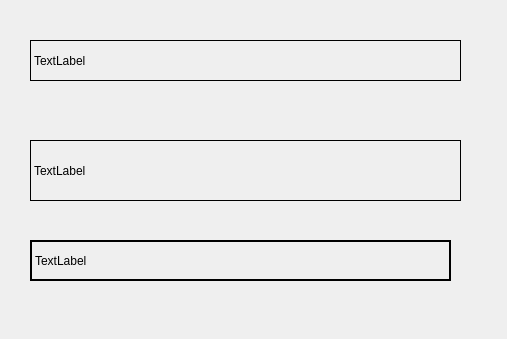
The window that 025_Qt_Event/widget.ui (NekoSilverFox/Qt) describes before a commit, drawn with Qt 5.
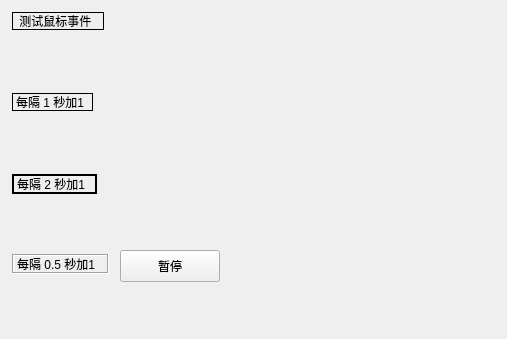
The same window after the commit. Custom widgets are drawn as their Qt base class.

Commit message: 增加 定时器的第二种方式

Diff of the .ui file:
```diff
--- a/025_Qt_Event/widget.ui
+++ b/025_Qt_Event/widget.ui
@@ -16,49 +16,81 @@
   <widget class="MyLabel" name="label">
    <property name="geometry">
     <rect>
-     <x>30</x>
-     <y>40</y>
-     <width>431</width>
-     <height>41</height>
+     <x>12</x>
+     <y>12</y>
+     <width>92</width>
+     <height>18</height>
     </rect>
    </property>
    <property name="frameShape">
     <enum>QFrame::Box</enum>
    </property>
    <property name="text">
-    <string>TextLabel</string>
+    <string> 测试鼠标事件</string>
    </property>
   </widget>
   <widget class="QLabel" name="label_2">
    <property name="geometry">
     <rect>
-     <x>30</x>
-     <y>140</y>
-     <width>431</width>
-     <height>61</height>
+     <x>12</x>
+     <y>93</y>
+     <width>81</width>
+     <height>18</height>
     </rect>
    </property>
    <property name="frameShape">
     <enum>QFrame::Panel</enum>
    </property>
    <property name="text">
-    <string>TextLabel</string>
+    <string>每隔 1 秒加1</string>
    </property>
   </widget>
   <widget class="QLabel" name="label_3">
    <property name="geometry">
     <rect>
-     <x>30</x>
-     <y>240</y>
-     <width>421</width>
-     <height>41</height>
+     <x>12</x>
+     <y>174</y>
+     <width>85</width>
+     <height>20</height>
     </rect>
    </property>
    <property name="frameShape">
     <enum>QFrame::WinPanel</enum>
    </property>
    <property name="text">
-    <string>TextLabel</string>
+    <string>每隔 2 秒加1</string>
+   </property>
+  </widget>
+  <widget class="QLabel" name="label_4">
+   <property name="geometry">
+    <rect>
+     <x>12</x>
+     <y>254</y>
+     <width>97</width>
+     <height>20</height>
+    </rect>
+   </property>
+   <property name="frameShape">
+    <enum>QFrame::Box</enum>
+   </property>
+   <property name="frameShadow">
+    <enum>QFrame::Sunken</enum>
+   </property>
+   <property name="text">
+    <string>每隔 0.5 秒加1</string>
+   </property>
+  </widget>
+  <widget class="QPushButton" name="btnStop">
+   <property name="geometry">
+    <rect>
+     <x>120</x>
+     <y>250</y>
+     <width>100</width>
+     <height>32</height>
+    </rect>
+   </property>
+   <property name="text">
+    <string>暂停</string>
    </property>
   </widget>
  </widget>
```
The commit also changes 2 other files.
